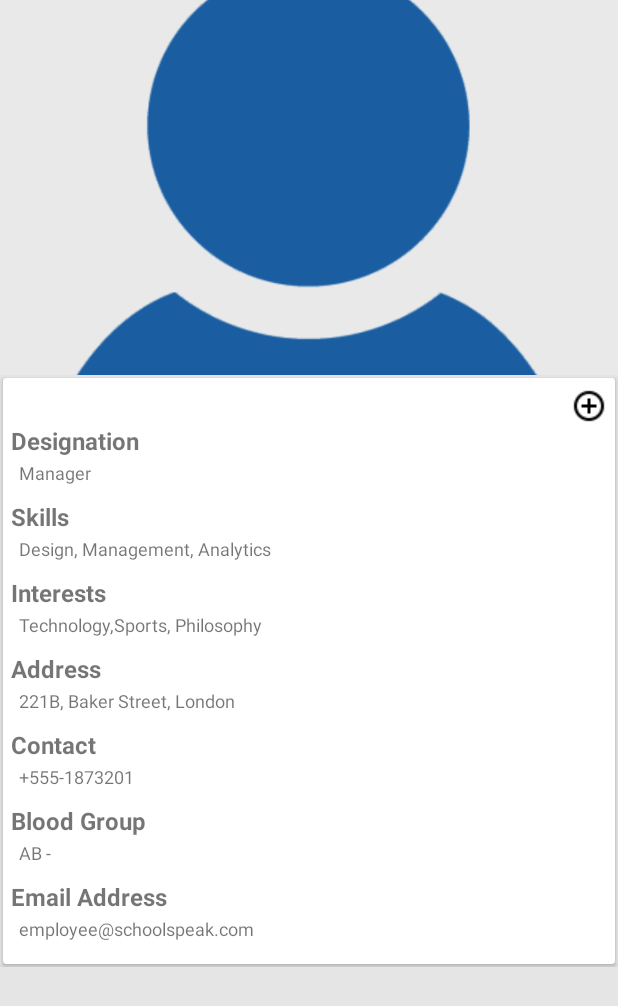
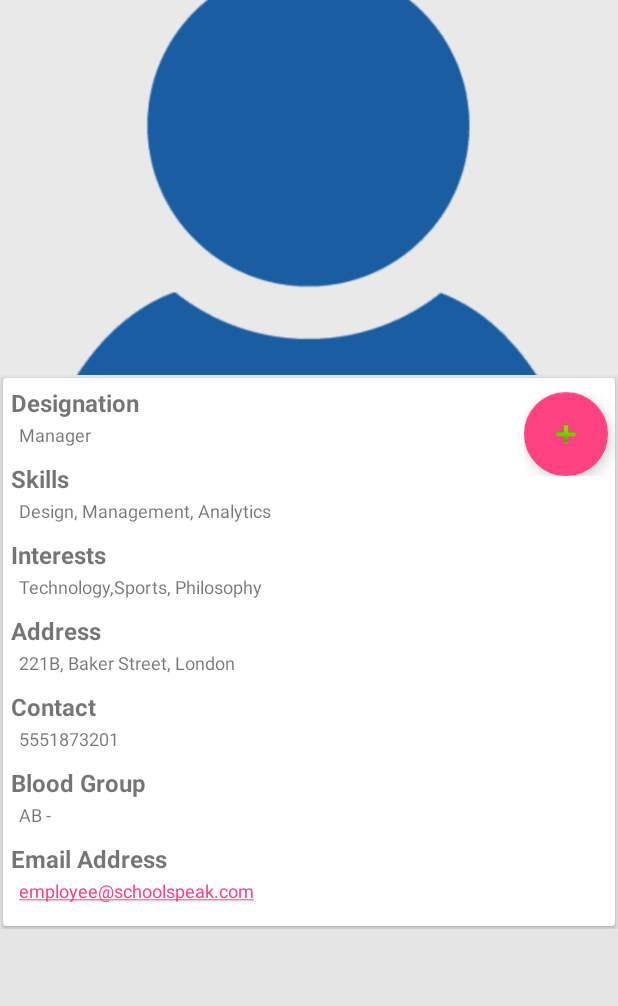
Before and after one commit to andromeda1911/DataBaseNew, an Android app: the layout contact_details_layout.xml on its own in the app's theme, with its tools: preview values and no code run, on a phone screen of 412 x 824 dp. Shown: the top 1006 px of the screen. Run offline under Robolectric (Android 15) with nearby library versions, the phone set to English and light mode, and no system bars.

Commit message:
UI changes

```diff
--- a/app/src/main/java/com/example/nikhilsridhar/database/ExpandImage.java
+++ b/app/src/main/java/com/example/nikhilsridhar/database/ExpandImage.java
@@ -10,8 +10,8 @@ public class ExpandImage extends AppCompatActivity {
     @Override
     protected void onCreate(Bundle savedInstanceState) {
         super.onCreate(savedInstanceState);
-        if(Build.VERSION.SDK_INT >=21){
-            getWindow().setSharedElementEnterTransition(TransitionInflater.from(this).inflateTransition(R.transition.shared_transition_element));
+        if(Build.VERSION.SDK_INT >= 21){
+            getWindow().setSharedElementExitTransition(TransitionInflater.from(this).inflateTransition(R.transition.shared_transition_element));
         }
         setContentView(R.layout.activity_expand_image);
     }
--- a/app/src/main/java/com/example/nikhilsridhar/database/MyAdapter.java
+++ b/app/src/main/java/com/example/nikhilsridhar/database/MyAdapter.java
@@ -48,6 +48,7 @@ public class MyAdapter extends RecyclerView.Adapter<MyHolder> implements Filtera
 
 
 
+
     }
 
     @Override
--- a/app/src/main/res/layout/card_layout.xml
+++ b/app/src/main/res/layout/card_layout.xml
@@ -4,21 +4,19 @@
     android:layout_height="wrap_content"
     android:layout_margin="2dp"
     >
+    <include layout="@layout/floating_button"
+        android:layout_width="wrap_content"
+        android:layout_height="wrap_content"
+        android:layout_gravity="center|right"
+        android:layout_marginBottom="145dp"
+        android:layout_marginRight="-15dp"
+        />
+
     <LinearLayout
         android:layout_width="match_parent"
         android:layout_height="match_parent"
         android:orientation="vertical"
         android:padding="5dp">
-        <ImageButton
-            android:layout_width="wrap_content"
-            android:layout_height="wrap_content"
-            android:id="@+id/addContact"
-            android:src="@drawable/addcontact"
-            android:background="#FFFFFF"
-            android:layout_gravity="top|end"
-            android:paddingTop="1dp"
-
-            />
 
 
 
@@ -30,7 +28,6 @@
             android:textSize="16sp"
             android:paddingBottom="2dp"
             />
-
         <TextView
             android:layout_width="match_parent"
             android:layout_height="wrap_content"
@@ -39,8 +36,6 @@
             android:textSize="12sp"
             android:paddingBottom="10dp"
             />
-
-
         <TextView
             android:layout_width="match_parent"
             android:textStyle="bold"
@@ -89,6 +84,8 @@
         <TextView
             android:layout_width="match_parent"
             android:layout_height="wrap_content"
+            android:id="@+id/contact_address"
+            android:clickable="true"
             android:text="221B, Baker Street, London"
             android:paddingLeft="5dp"
             android:textSize="12sp"
@@ -107,7 +104,9 @@
         <TextView
             android:layout_width="match_parent"
             android:layout_height="wrap_content"
-            android:text="+555-1873201"
+            android:text="5551873201"
+            android:id="@+id/tv_Phone"
+            android:clickable="true"
             android:paddingLeft="5dp"
             android:textSize="12sp"
             android:paddingBottom="10dp"
@@ -144,18 +143,11 @@
             android:layout_width="match_parent"
             android:layout_height="wrap_content"
             android:text="employee@schoolspeak.com"
+            android:autoLink="web|email"
             android:paddingLeft="5dp"
             android:textSize="12sp"
             android:paddingBottom="10dp"
             />
-
-
-
-
-
-
-
-
     </LinearLayout>
 
 </android.support.v7.widget.CardView>
--- a/app/src/main/res/layout/contact_details_layout.xml
+++ b/app/src/main/res/layout/contact_details_layout.xml
@@ -8,6 +8,7 @@
         android:layout_height="250dp"
         android:theme="@style/ThemeOverlay.AppCompat.Dark.ActionBar">
 
+
         <android.support.design.widget.CollapsingToolbarLayout
             android:id="@+id/collapsing_toolbar"
             android:layout_width="match_parent"
@@ -15,17 +16,19 @@
             app:contentScrim="?attr/colorPrimary"
             app:layout_scrollFlags="scroll|exitUntilCollapsed">
 
+
             <ImageView
                 android:layout_width="match_parent"
                 android:layout_height="match_parent"
                 android:scaleType="centerCrop"
                 android:fitsSystemWindows="true"
                 android:src="@drawable/defaultemp"
-                android:onClick="click"
-
                 android:transitionName="transitionname"
+                android:onClick="animation"
                 android:id="@+id/playerImage"
                 app:layout_collapseMode="parallax" />
+
+
 
             <TextView
                 android:layout_width="wrap_content"
@@ -40,6 +43,7 @@
 
 
 
+
             <TextView
                 android:layout_width="wrap_content"
                 android:layout_height="wrap_content"
@@ -49,6 +53,7 @@
                 android:visibility="invisible"
                 android:layout_below="@+id/nameTxt"
                 android:layout_centerHorizontal="true" />
+
 
             <Button
                 style="?android:attr/buttonStyleSmall"
@@ -80,13 +85,17 @@
         android:background="#ffe5e5e5"
         app:layout_behavior="@string/appbar_scrolling_view_behavior">
 
+
+
         <LinearLayout
             android:layout_width="match_parent"
             android:layout_height="match_parent"
             android:orientation="vertical"
             android:paddingTop="0dp"
-            android:paddingBottom="20dp"
+            android:paddingBottom="10dp"
             >
+
+
 
 
 
@@ -94,4 +103,6 @@
 
         </LinearLayout>
     </android.support.v4.widget.NestedScrollView>
+
+
 </android.support.design.widget.CoordinatorLayout>
--- /dev/null
+++ b/app/src/main/res/layout/floating_button.xml
@@ -0,0 +1,15 @@
+<?xml version="1.0" encoding="utf-8"?>
+<LinearLayout xmlns:android="http://schemas.android.com/apk/res/android"
+    android:orientation="vertical" android:layout_width="match_parent"
+    android:layout_height="match_parent">
+
+    <android.support.design.widget.FloatingActionButton
+        android:id="@+id/fab"
+        android:layout_width="wrap_content"
+        android:layout_height="wrap_content"
+        android:layout_gravity="bottom|end"
+        android:layout_marginRight="20dp"
+        android:src="@android:drawable/ic_input_add"
+        android:background="#3056AD"
+        />
+</LinearLayout>
--- a/app/src/main/res/layout/model.xml
+++ b/app/src/main/res/layout/model.xml
@@ -32,6 +32,7 @@
             android:background="?android:attr/selectableItemBackground"
             android:layout_toRightOf="@+id/playerImage"
             android:paddingLeft="5dp"
+
             android:paddingTop="5dp"
             >
 
--- a/app/src/main/res/values/strings.xml
+++ b/app/src/main/res/values/strings.xml
@@ -1,5 +1,5 @@
 <resources>
-    <string name="app_name">DataBase</string>
+    <string name="app_name">InfoZoom</string>
     <string name="action_settings">Settings</string>
     <string name="searchable">Searchable</string>
     <string name="menu_search">Search</string>
```
Also changed, not shown: app/src/main/AndroidManifest.xml (+6 -4 lines), app/src/main/java/com/example/nikhilsridhar/database/Details.java (+33 -20 lines), app/src/main/java/com/example/nikhilsridhar/database/MainActivity.java (+1 -17 lines), app/src/main/res/drawable-mdpi/rubixicon.png (added).
